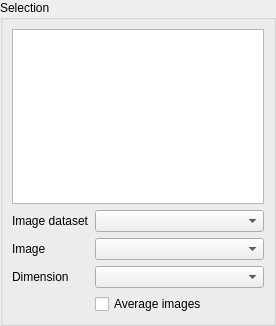
Qt form src/SelectionWidget.ui (ManiVaultStudio/ImageViewerPlugin) before a commit.
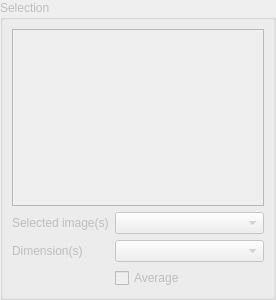
The same form after that commit.

Commit message: Selection widget is finished

```diff
--- a/src/SelectionWidget.ui
+++ b/src/SelectionWidget.ui
@@ -7,7 +7,7 @@
     <x>0</x>
     <y>0</y>
     <width>276</width>
-    <height>326</height>
+    <height>300</height>
    </rect>
   </property>
   <property name="sizePolicy">
@@ -37,35 +37,44 @@
    </property>
    <item row="0" column="0">
     <widget class="QGroupBox" name="selectionGroupBox">
+     <property name="enabled">
+      <bool>false</bool>
+     </property>
      <property name="title">
       <string>Selection</string>
      </property>
      <layout class="QGridLayout" name="gridLayout_3">
-      <item row="4" column="1">
-       <widget class="QCheckBox" name="averageImagesCheckBox">
-        <property name="text">
-         <string>Average images</string>
-        </property>
-       </widget>
-      </item>
-      <item row="3" column="0">
+      <item row="2" column="0">
        <widget class="QLabel" name="currentDimensionLabel">
         <property name="text">
-         <string>Dimension</string>
+         <string>Dimension(s)</string>
+        </property>
+       </widget>
+      </item>
+      <item row="2" column="1">
+       <widget class="QComboBox" name="currentDimensionComboBox"/>
+      </item>
+      <item row="3" column="1">
+       <widget class="QCheckBox" name="averageImagesCheckBox">
+        <property name="text">
+         <string>Average</string>
         </property>
        </widget>
       </item>
       <item row="1" column="0">
-       <widget class="QLabel" name="imageDatasetLabel">
-        <property name="text">
-         <string>Image dataset</string>
-        </property>
-       </widget>
-      </item>
-      <item row="2" column="0">
        <widget class="QLabel" name="currentImageLabel">
         <property name="text">
-         <string>Image</string>
+         <string>Selected image(s)</string>
+        </property>
+       </widget>
+      </item>
+      <item row="1" column="1">
+       <widget class="QComboBox" name="currentImageComboBox">
+        <property name="sizePolicy">
+         <sizepolicy hsizetype="Preferred" vsizetype="Fixed">
+          <horstretch>1</horstretch>
+          <verstretch>0</verstretch>
+         </sizepolicy>
         </property>
        </widget>
       </item>
@@ -80,36 +89,23 @@
         <property name="indentation">
          <number>0</number>
         </property>
+        <property name="rootIsDecorated">
+         <bool>false</bool>
+        </property>
         <property name="itemsExpandable">
          <bool>false</bool>
         </property>
         <property name="sortingEnabled">
-         <bool>true</bool>
+         <bool>false</bool>
         </property>
         <property name="animated">
          <bool>false</bool>
         </property>
         <property name="headerHidden">
-         <bool>true</bool>
+         <bool>false</bool>
         </property>
        </widget>
       </item>
-      <item row="1" column="1">
-       <widget class="QComboBox" name="datasetsComboBox">
-        <property name="sizePolicy">
-         <sizepolicy hsizetype="Preferred" vsizetype="Fixed">
-          <horstretch>1</horstretch>
-          <verstretch>0</verstretch>
-         </sizepolicy>
-        </property>
-       </widget>
-      </item>
-      <item row="2" column="1">
-       <widget class="QComboBox" name="currentImageComboBox"/>
-      </item>
-      <item row="3" column="1">
-       <widget class="QComboBox" name="currentDimensionComboBox"/>
-      </item>
      </layout>
     </widget>
    </item>
```
Left out of the diff: 3 changed lines with no effect on the pictures. The commit also changes 12 other files.
